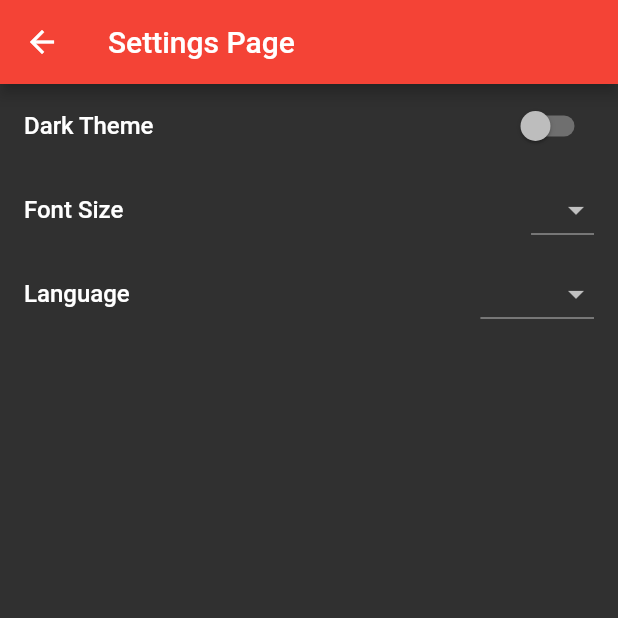
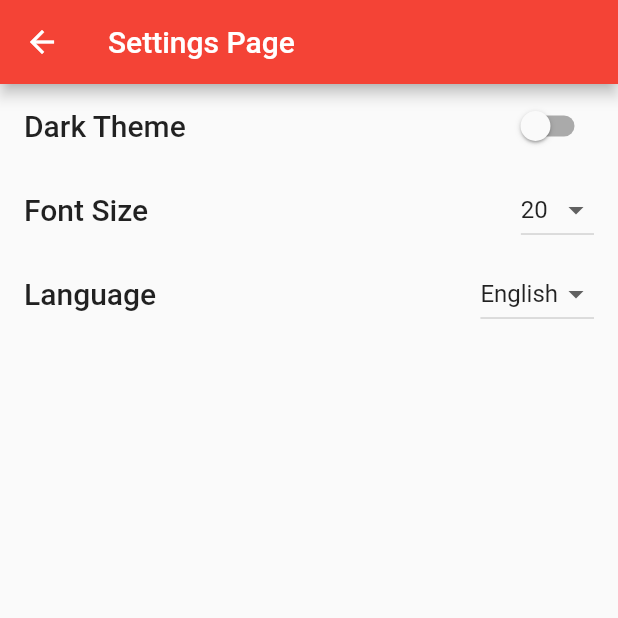
Before and after one commit to Fayiz-A/covibot, a Flutter app: the SettingsPage screen opened directly, on a phone screen of 412 x 824 dp, the top half of it. Run offline on Flutter 3.47's test engine with Material 2 defaults, Android fonts, the light colour scheme and no system bars; our stand-ins replace easy_localization, flutter_bloc, flutter_spinkit; missing offline and left inert: flutter_dialogflow.

Commit message:
added dark theme

```diff
--- a/lib/blocs/chatbot_bloc.dart
+++ b/lib/blocs/chatbot_bloc.dart
@@ -26,7 +26,13 @@ class SendMessageFromChatbotEvent extends ChatbotEvent {
 }
 
 //TODO: Refactor this to change chatbot locale and introduce parameters for accepting locale. Right now it is toggle as there are only two locales en-UK and hi-IN
-class ToggleChatbotLocale extends ChatbotEvent {}
+class ChangeChatbotLocale extends ChatbotEvent {
+
+  final Locale locale;
+
+  ChangeChatbotLocale(this.locale);
+
+}
 
 class ChatbotBloc extends Bloc<ChatbotEvent, ChatbotState> {
   Dialogflow dialogflow;
@@ -109,10 +115,9 @@ class ChatbotBloc extends Bloc<ChatbotEvent, ChatbotState> {
     } else if (event is SendMessageFromChatbotEvent) {
       await _addAnswerFromChatbot(message: event.message, option: event.option);
       yield MessageAddedState(chatList: chatList);
-    } else if (event is ToggleChatbotLocale) {
-      chatbotLocale == Locale('en', 'UK')
-          ? chatbotLocale = Locale('hi', 'IN')
-          : chatbotLocale = Locale('en', 'UK');
+    } else if (event is ChangeChatbotLocale) {
+      chatbotLocale = event.locale;
+
     } else {
       yield InitialState();
     }
--- a/lib/blocs/settings_bloc.dart
+++ b/lib/blocs/settings_bloc.dart
@@ -1,5 +1,4 @@
 import 'package:covibot/blocs/chatbot_bloc.dart';
-import 'package:covibot/widgets/theme.dart' as theme;
 import 'package:flutter/material.dart';
 import 'package:flutter_bloc/flutter_bloc.dart';
 
@@ -13,42 +12,49 @@ class ChangeFontStyleEvent extends SettingsEvent {
   ChangeFontStyleEvent({@required this.fontSize});
 }
 
-class ToggleLanguageEvent extends SettingsEvent {}
+class ChangeLanguageEvent extends SettingsEvent {
+  final Locale locale;
+
+  ChangeLanguageEvent(this.locale);
+}
 
 
 class SettingsBloc extends Bloc<SettingsEvent, SettingsState> {
-  SettingsBloc() : super(ThemeChangedState(themeData: theme.initialThemeData));
+  SettingsBloc() : super(ThemeChangedState(themeMode: ThemeMode.light, fontSize: 20.0));
+
+  ThemeMode themeMode = ThemeMode.light;
+  double fontSize = 20.0;
 
   @override
   Stream<SettingsState> mapEventToState(SettingsEvent event) async* {
     if (event is ToggleThemeEvent) {
-      // theme.themeData.brightness == Brightness.light ? theme.themeData = theme.darkThemeData:theme.themeData = theme.lightThemeData;
+
+      themeMode = themeMode == ThemeMode.light ? ThemeMode.dark:ThemeMode.light;
 
     } else if(event is ChangeFontStyleEvent) {
-      theme.themeData = theme.themeData.copyWith(
-          textTheme: TextTheme(
-              bodyText1: TextStyle(fontSize: event.fontSize)
-          )
-      );
-    } else if(event is ToggleLanguageEvent) {
+
+      fontSize = event.fontSize;
+
+    } else if(event is ChangeLanguageEvent) {
       ChatbotBloc chatbotBloc = ChatbotBloc();
-      chatbotBloc.add(ToggleChatbotLocale());
+      chatbotBloc.add(ChangeChatbotLocale(event.locale));
     }
 
-    yield ThemeChangedState(themeData: theme.themeData);
+    yield ThemeChangedState(themeMode: themeMode, fontSize: fontSize);
   }
 }
 
 abstract class SettingsState {
-  final ThemeData themeData;
+  final ThemeMode themeMode;
+  final double fontSize;
 
-  SettingsState({@required this.themeData});
-
+  SettingsState(this.themeMode,this.fontSize);
 }
 
 class ThemeChangedState extends SettingsState {
-  final ThemeData themeData;
+  final ThemeMode themeMode;
+  final double fontSize;
 
-  ThemeChangedState({@required this.themeData}): super(themeData: themeData);
+  ThemeChangedState({@required this.themeMode, @required this.fontSize}) :super(themeMode, fontSize);
 
 }
--- a/lib/screens/settings_page.dart
+++ b/lib/screens/settings_page.dart
@@ -27,17 +27,19 @@ class SettingsPage extends StatelessWidget {
               {'20': 20.0},
               {'25': 25.0}
             ],
+            defaultValue: 20.0,
           ),
           SettingsDropdown(
             name: 'Language'.tr(),
             onOptionSelected: (option) {
-              settingsBloc.add(ToggleLanguageEvent());
+              settingsBloc.add(ChangeLanguageEvent(option));
               context.setLocale(option);
             },
             dropdownTextValueList: [
               {'English': Locale('en', 'UK')},
               {'Hindi': Locale('hi', 'IN')}
             ],
+              defaultValue: Locale('en', 'UK')
           ),
         ],
       ),
@@ -79,26 +81,45 @@ class SettingsDropdown extends StatefulWidget {
   final Function(dynamic option)
       onOptionSelected; //it is dynamic from the framework itself
   final List<Map<String, dynamic>> dropdownTextValueList;
+  final defaultValue;
 
   SettingsDropdown(
       {@required this.name,
       @required this.onOptionSelected,
-      @required this.dropdownTextValueList});
+      @required this.dropdownTextValueList,
+      @required this.defaultValue});
 
   @override
   _SettingsDropdownState createState() => _SettingsDropdownState();
 }
 
 class _SettingsDropdownState extends State<SettingsDropdown> {
+
+  var _value;
+
+  @override
+  void initState() {
+    super.initState();
+    _value = widget.defaultValue;
+  }
+
   @override
   Widget build(BuildContext context) {
+
     return ListTile(
       title: Text(
         widget.name,
         style: Theme.of(context).textTheme.bodyText1,
       ),
       trailing: DropdownButton(
-        onChanged: (option) => widget.onOptionSelected(option),
+        value: _value,
+        onChanged: (option) {
+          setState(() {
+            _value = option;
+          });
+          widget.onOptionSelected(option);
+        },
+        hint: Text('hey'),
         items: widget.dropdownTextValueList.map((textValue) {
           return DropdownMenuItem(
             //map with only one key and one value
@@ -106,14 +127,6 @@ class _SettingsDropdownState extends State<SettingsDropdown> {
             value: textValue.values.first,
           );
         }).toList(),
-        // DropdownMenuItem(
-        //   child: Text('16'),
-        //   value: 16.0,
-        // ),
-        // DropdownMenuItem(
-        //   child: Text('30'),
-        //   value: 30.0,
-        // )
       ),
     );
   }
--- a/lib/widgets/theme.dart
+++ /dev/null
@@ -1,52 +0,0 @@
-import 'package:flutter/material.dart';
-
-ThemeData themeData = initialThemeData;
-
-final ThemeData initialThemeData = ThemeData(
-    primaryColor: Colors.red,
-    splashFactory: InkRipple.splashFactory,
-    brightness: Brightness.dark,
-    textTheme: TextTheme(
-      bodyText1: TextStyle(fontSize: 16),
-    ),
-    tooltipTheme: TooltipThemeData(
-      decoration: BoxDecoration(
-        borderRadius: BorderRadius.all(Radius.circular(20.0)),
-        color: Colors.black.withOpacity(0.6),
-      ),
-    ));
-
-final ThemeData lightThemeData = ThemeData(
-    primaryColor: Colors.red,
-    splashFactory: InkRipple.splashFactory,
-    brightness: Brightness.light,
-    textTheme: TextTheme(
-      bodyText1: themeData.textTheme.bodyText1
-    ),
-    tooltipTheme: TooltipThemeData(
-      decoration: BoxDecoration(
-        borderRadius: BorderRadius.all(Radius.circular(20.0)),
-        color: Colors.black.withOpacity(0.6),
-      ),
-    ));
-
-//FIXME: the dark theme data didn't use copyWith method as it doesn't work with brightness. This is a problem with flutter framework
-final darkThemeData = ThemeData(
-    primaryColor: Colors.red,
-    splashFactory: InkRipple.splashFactory,
-    brightness: Brightness.dark,
-    textTheme: TextTheme(
-        bodyText1: themeData.textTheme.bodyText1
-    ),
-    tooltipTheme: TooltipThemeData(
-      decoration: BoxDecoration(
-        borderRadius: BorderRadius.all(Radius.circular(20.0)),
-        color: Colors.white.withOpacity(0.8),
-      ),
-    ));
-
-ThemeData setFontStyleThemeData(double fontSize) {
-  return themeData.copyWith(
-      textTheme: initialThemeData.textTheme.copyWith(bodyText1: TextStyle(fontSize: fontSize))
-  );
-}
```
Also changed, not shown: lib/main.dart (+35 -4 lines).
